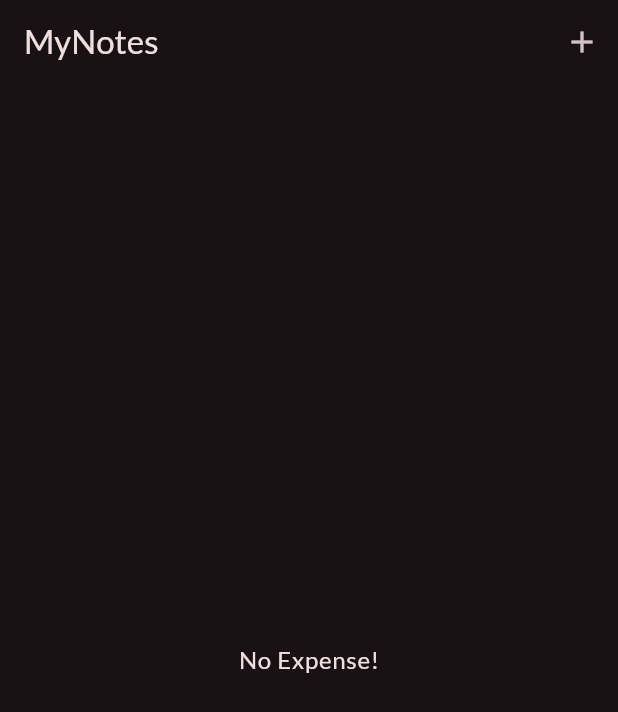
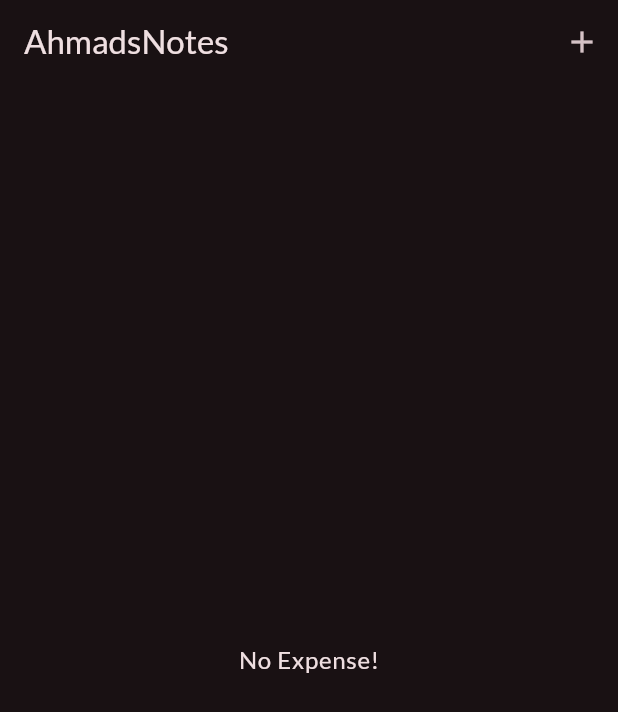
Before and after one commit to MuhammadAhmadd1/Notes-app, a Flutter app: the screen it shows after launch, on a phone screen of 412 x 824 dp. Shown: the top 712 px of the screen. Run offline on Flutter 3.47's test engine with Material 3 defaults, Android fonts, the phone set to English and light mode, and no system bars; our stand-ins replace google_fonts.

Commit message:
changed app bar

```diff
--- a/lib/notes.dart
+++ b/lib/notes.dart
@@ -68,7 +68,7 @@ class _NotesState extends State<Notes> {
     }
     return Scaffold(
       appBar: AppBar(
-        title: Text('MyNotes'),
+        title: Text('AhmadsNotes'),
         actions: [
           IconButton(
             onPressed: _openAddexpenseOverlay,
```
